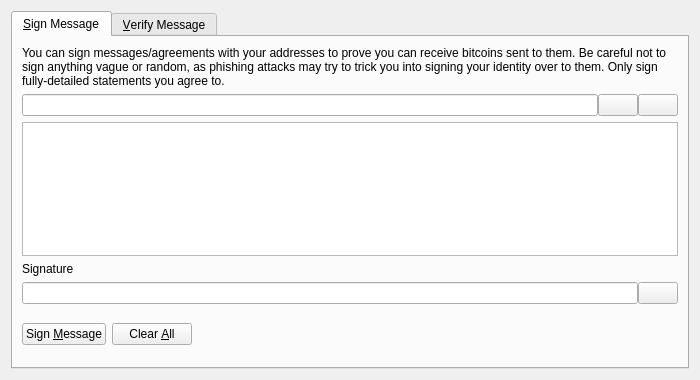
First picture: the form in src/qt/forms/signverifymessagedialog.ui, repository folm/Version-2, before the edit.
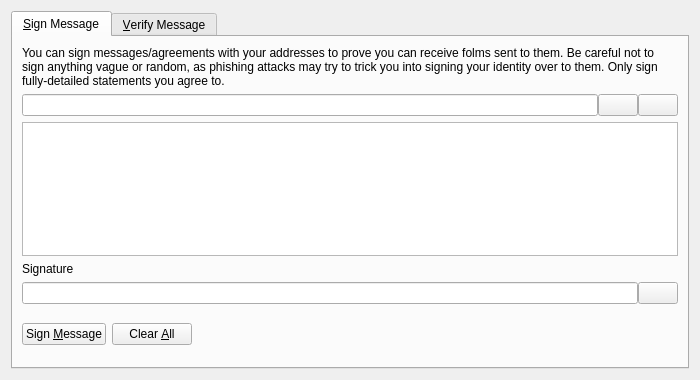
Second picture: the form after the edit. Icons and pictures are not drawn. Custom widgets are drawn as their Qt base class.

```diff
--- a/src/qt/forms/signverifymessagedialog.ui
+++ b/src/qt/forms/signverifymessagedialog.ui
@@ -30,7 +30,7 @@
        <item>
         <widget class="QLabel" name="infoLabel_SM">
          <property name="text">
-          <string>You can sign messages/agreements with your addresses to prove you can receive bitcoins sent to them. Be careful not to sign anything vague or random, as phishing attacks may try to trick you into signing your identity over to them. Only sign fully-detailed statements you agree to.</string>
+          <string>You can sign messages/agreements with your addresses to prove you can receive folms sent to them. Be careful not to sign anything vague or random, as phishing attacks may try to trick you into signing your identity over to them. Only sign fully-detailed statements you agree to.</string>
          </property>
          <property name="textFormat">
           <enum>Qt::PlainText</enum>
```
Left out of the diff: 26 changed lines with no effect on the pictures.
